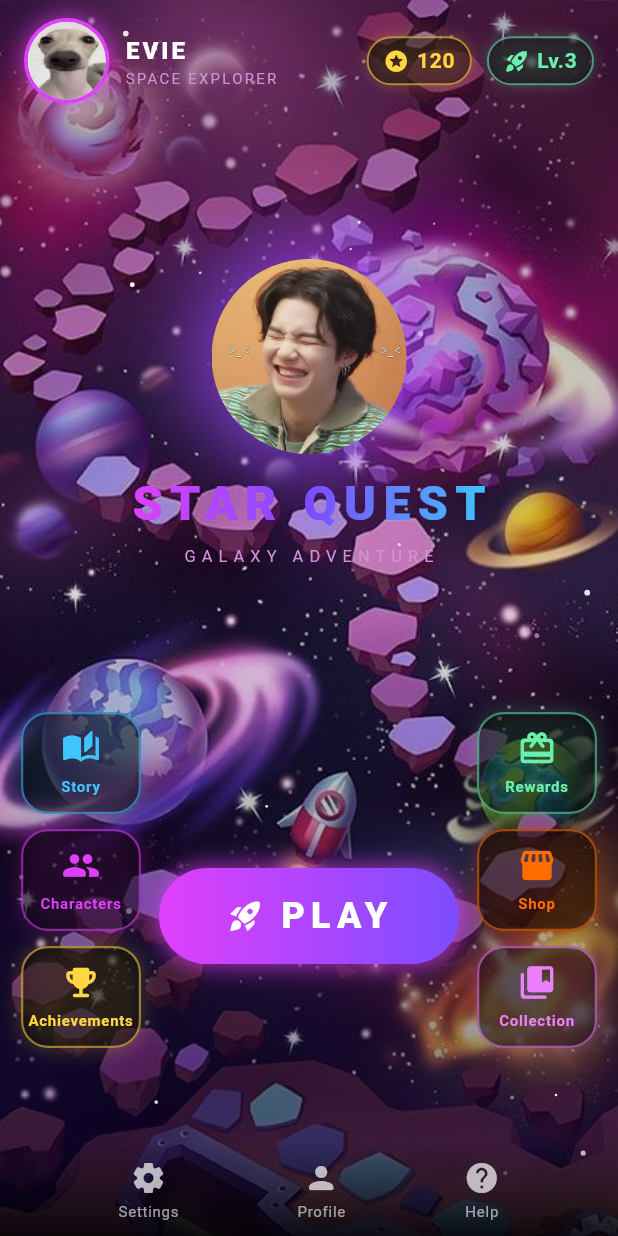
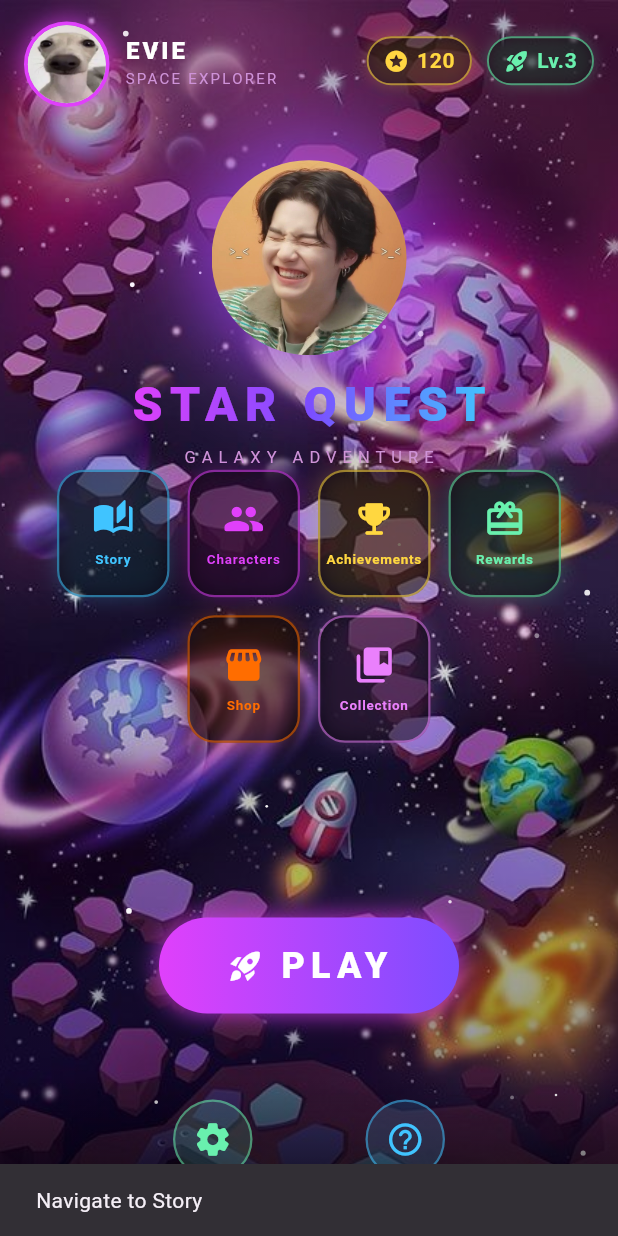
Before and after one commit to estebanMns/juego_movil, a Flutter app: the Lobby screen opened directly, after a tap on "Story", on a phone screen of 412 x 824 dp. Run offline on Flutter 3.47's test engine with Material 3 defaults, Android fonts, the phone set to English and light mode, and no system bars; our stand-ins replace get.

Commit message:
se cambio diseño de lobby

```diff
--- a/juego_movil/lib/src/pages/Lobby.dart
+++ b/juego_movil/lib/src/pages/Lobby.dart
@@ -13,14 +13,9 @@ class Lobby extends StatefulWidget {
 }
 
 class _LobbyState extends State<Lobby> with TickerProviderStateMixin {
-  // Ambient floating animation
   late AnimationController _floatController;
   late Animation<double> _floatAnim;
-
-  // Star twinkle
   late AnimationController _twinkleController;
-
-  // Title glow pulse
   late AnimationController _glowController;
   late Animation<double> _glowAnim;
 
@@ -58,6 +53,14 @@ class _LobbyState extends State<Lobby> with TickerProviderStateMixin {
     super.dispose();
   }
 
+  void _navigateToPlayerProfile() {
+    // TODO: Importar y navegar a PlayerProfileScreen
+    // Navigator.push(context, MaterialPageRoute(builder: (_) => const PlayerProfileScreen()));
+    ScaffoldMessenger.of(context).showSnackBar(
+      const SnackBar(content: Text('Navegar a Player Profile')),
+    );
+  }
+
   @override
   Widget build(BuildContext context) {
     final size = MediaQuery.of(context).size;
@@ -65,7 +68,7 @@ class _LobbyState extends State<Lobby> with TickerProviderStateMixin {
     return Scaffold(
       body: Stack(
         children: [
-          // ── Background ──────────────────────────────
+          // Background
           Positioned.fill(
             child: Image.asset(
               'assets/images/fondo_espacio.jpg',
@@ -73,7 +76,7 @@ class _LobbyState extends State<Lobby> with TickerProviderStateMixin {
             ),
           ),
 
-          // Dark overlay for readability
+          // Dark overlay
           Positioned.fill(
             child: Container(
               decoration: const BoxDecoration(
@@ -90,71 +93,61 @@ class _LobbyState extends State<Lobby> with TickerProviderStateMixin {
             ),
           ),
 
-          // ── Star particles ───────────────────────────
-          ...List.generate(28, (i) => _StarParticle(index: i, controller: _twinkleController)),
+          // Star particles
+          ...List.generate(28, (i) => StarParticle(index: i, controller: _twinkleController)),
 
-          // ── Top HUD ─────────────────────────────────
+          // Top HUD
           Positioned(
             top: MediaQuery.of(context).padding.top + 12,
             left: 16,
             right: 16,
-            child: _TopHud(floatAnim: _floatAnim),
+            child: TopHud(
+              floatAnim: _floatAnim,
+              onAvatarTap: _navigateToPlayerProfile,
+            ),
           ),
 
-          // ── Floating rocket / hero center ───────────
+          // Floating rocket
           Positioned(
-            top: size.height * 0.20,
+            top: size.height * 0.12,
             left: 0,
             right: 0,
             child: AnimatedBuilder(
               animation: _floatAnim,
               builder: (_, __) => Transform.translate(
                 offset: Offset(0, _floatAnim.value),
-                child: _HeroRocket(),
+                child: const HeroRocket(),
               ),
             ),
           ),
 
-          // ── PLAY button (giant, center) ──────────────
+          // Center menu icons
           Positioned(
-            bottom: size.height * 0.22,
+            top: size.height * 0.38,
+            left: 0,
+            right: 0,
+            child: const CenterMenuIcons(),
+          ),
+
+          // PLAY button
+          Positioned(
+            bottom: size.height * 0.18,
             left: 0,
             right: 0,
             child: Center(
               child: AnimatedBuilder(
                 animation: _glowAnim,
-                builder: (_, __) => _PlayButton(glowRadius: _glowAnim.value),
+                builder: (_, __) => PlayButton(glowRadius: _glowAnim.value),
               ),
             ),
           ),
 
-          // ── Side-menu buttons (left) ─────────────────
-          Positioned(
-            left: 14,
-            bottom: size.height * 0.14,
-            child: _SideMenu(
-              buttons: const ['Story', 'Characters', 'Achievements'],
-              onTaps: [() {}, () {}, () {}],
-            ),
-          ),
-
-          // ── Side-menu buttons (right) ────────────────
-          Positioned(
-            right: 14,
-            bottom: size.height * 0.14,
-            child: _SideMenu(
-              buttons: const ['Rewards', 'Shop', 'Collection'],
-              onTaps: [() {}, () {}, () {}],
-              alignRight: true,
-            ),
-          ),
-
-          // ── Bottom bar ───────────────────────────────
+          // Bottom navigation bar
           Positioned(
             bottom: 0,
             left: 0,
             right: 0,
-            child: _BottomBar(),
+            child: const BottomNavigationBarCustom(),
           ),
         ],
       ),
@@ -165,26 +158,44 @@ class _LobbyState extends State<Lobby> with TickerProviderStateMixin {
 // ─────────────────────────────────────────────
 //  TOP HUD
 // ─────────────────────────────────────────────
-class _TopHud extends StatelessWidget {
+class TopHud extends StatelessWidget {
   final Animation<double> floatAnim;
-  const _TopHud({required this.floatAnim});
+  final VoidCallback onAvatarTap;
+
+  const TopHud({
+    super.key,
+    required this.floatAnim,
+    required this.onAvatarTap,
+  });
 
   @override
   Widget build(BuildContext context) {
-    return Row(
+    return GestureDetector(
+      onTap: onAvatarTap,
+      child: Row(
         children: [
-        // Avatar
-        Container(
+          // Avatar clickable
+          AnimatedBuilder(
+            animation: floatAnim,
+            builder: (_, __) => Transform.translate(
+              offset: Offset(0, floatAnim.value * 0.3),
+              child: Container(
                 decoration: BoxDecoration(
                   shape: BoxShape.circle,
                   border: Border.all(color: const Color(0xFFE040FB), width: 2.5),
                   boxShadow: [
-              BoxShadow(color: const Color(0xFFE040FB).withValues(alpha: 0.6), blurRadius: 12, spreadRadius: 2),
+                    BoxShadow(
+                      color: const Color(0xFFE040FB).withValues(alpha: 0.6),
+                      blurRadius: 12,
+                      spreadRadius: 2,
+                    ),
                   ],
                 ),
                 child: const CircleAvatar(
                   radius: 26,
                   backgroundImage: AssetImage('assets/images/avatar.jpg'),
+                ),
+              ),
             ),
           ),
           const SizedBox(width: 10),
@@ -212,20 +223,27 @@ class _TopHud extends StatelessWidget {
           ),
           const Spacer(),
           // Coins
-        _HudBadge(icon: Icons.stars_rounded, value: '120', color: const Color(0xFFFFD740)),
+          HudBadge(icon: Icons.stars_rounded, value: '120', color: const Color(0xFFFFD740)),
           const SizedBox(width: 10),
           // Level
-        _HudBadge(icon: Icons.rocket_launch_rounded, value: 'Lv.3', color: const Color(0xFF69F0AE)),
+          HudBadge(icon: Icons.rocket_launch_rounded, value: 'Lv.3', color: const Color(0xFF69F0AE)),
         ],
+      ),
     );
   }
 }
 
-class _HudBadge extends StatelessWidget {
+class HudBadge extends StatelessWidget {
   final IconData icon;
   final String value;
   final Color color;
-  const _HudBadge({required this.icon, required this.value, required this.color});
+
+  const HudBadge({
+    super.key,
+    required this.icon,
+    required this.value,
+    required this.color,
+  });
 
   @override
   Widget build(BuildContext context) {
@@ -260,21 +278,29 @@ class _HudBadge extends StatelessWidget {
 // ─────────────────────────────────────────────
 //  HERO ROCKET
 // ─────────────────────────────────────────────
-class _HeroRocket extends StatelessWidget {
+class HeroRocket extends StatelessWidget {
+  const HeroRocket({super.key});
+
   @override
   Widget build(BuildContext context) {
-    return Center(
-      child: Column(
+    return Column(
       children: [
-          // Glow ring around the rocket
         Container(
           width: 130,
           height: 130,
           decoration: BoxDecoration(
             shape: BoxShape.circle,
             boxShadow: [
-                BoxShadow(color: const Color(0xFF7C4DFF).withValues(alpha: 0.55), blurRadius: 40, spreadRadius: 10),
-                BoxShadow(color: const Color(0xFFE040FB).withValues(alpha: 0.30), blurRadius: 60, spreadRadius: 20),
+              BoxShadow(
+                color: const Color(0xFF7C4DFF).withValues(alpha: 0.55),
+                blurRadius: 40,
+                spreadRadius: 10,
+              ),
+              BoxShadow(
+                color: const Color(0xFFE040FB).withValues(alpha: 0.30),
+                blurRadius: 60,
+                spreadRadius: 20,
+              ),
             ],
           ),
           child: ClipOval(
@@ -285,7 +311,6 @@ class _HeroRocket extends StatelessWidget {
           ),
         ),
         const SizedBox(height: 10),
-          // Planet / title subtitle
         ShaderMask(
           shaderCallback: (bounds) => const LinearGradient(
             colors: [Color(0xFFE040FB), Color(0xFF7C4DFF), Color(0xFF40C4FF)],
@@ -310,23 +335,137 @@ class _HeroRocket extends StatelessWidget {
           ),
         ),
       ],
+    );
+  }
+}
+
+// ─────────────────────────────────────────────
+//  CENTER MENU ICONS
+// ─────────────────────────────────────────────
+class CenterMenuIcons extends StatelessWidget {
+  const CenterMenuIcons({super.key});
+
+  @override
+  Widget build(BuildContext context) {
+    final menuItems = const [
+      MenuItemData(label: 'Story', icon: Icons.auto_stories_rounded, color: Color(0xFF40C4FF)),
+      MenuItemData(label: 'Characters', icon: Icons.people_rounded, color: Color(0xFFE040FB)),
+      MenuItemData(label: 'Achievements', icon: Icons.emoji_events_rounded, color: Color(0xFFFFD740)),
+      MenuItemData(label: 'Rewards', icon: Icons.card_giftcard_rounded, color: Color(0xFF69F0AE)),
+      MenuItemData(label: 'Shop', icon: Icons.storefront_rounded, color: Color(0xFFFF6D00)),
+      MenuItemData(label: 'Collection', icon: Icons.collections_bookmark_rounded, color: Color(0xFFEA80FC)),
+    ];
+
+    return Padding(
+      padding: const EdgeInsets.symmetric(horizontal: 20),
+      child: Wrap(
+        alignment: WrapAlignment.center,
+        spacing: 12,
+        runSpacing: 12,
+        children: menuItems.map((item) {
+          return MenuIconButton(item: item);
+        }).toList(),
+      ),
+    );
+  }
+}
+
+class MenuItemData {
+  final String label;
+  final IconData icon;
+  final Color color;
+
+  const MenuItemData({
+    required this.label,
+    required this.icon,
+    required this.color,
+  });
+}
+
+class MenuIconButton extends StatefulWidget {
+  final MenuItemData item;
+
+  const MenuIconButton({super.key, required this.item});
+
+  @override
+  State<MenuIconButton> createState() => _MenuIconButtonState();
+}
+
+class _MenuIconButtonState extends State<MenuIconButton> with SingleTickerProviderStateMixin {
+  late AnimationController _ctrl;
+  late Animation<double> _scale;
+
+  @override
+  void initState() {
+    super.initState();
+    _ctrl = AnimationController(vsync: this, duration: const Duration(milliseconds: 120));
+    _scale = Tween<double>(begin: 1.0, end: 0.88).animate(_ctrl);
+  }
+
+  @override
+  void dispose() {
+    _ctrl.dispose();
+    super.dispose();
+  }
+
+  @override
+  Widget build(BuildContext context) {
+    return GestureDetector(
+      onTapDown: (_) => _ctrl.forward(),
+      onTapUp: (_) => _ctrl.reverse(),
+      onTapCancel: () => _ctrl.reverse(),
+      onTap: () {
+        ScaffoldMessenger.of(context).showSnackBar(
+          SnackBar(content: Text('Navigate to ${widget.item.label}')),
+        );
+      },
+      child: ScaleTransition(
+        scale: _scale,
+        child: Container(
+          width: 75,
+          height: 85,
+          decoration: BoxDecoration(
+            borderRadius: BorderRadius.circular(18),
+            color: Colors.black.withValues(alpha: 0.50),
+            border: Border.all(color: widget.item.color.withValues(alpha: 0.55), width: 1.5),
+            boxShadow: [BoxShadow(color: widget.item.color.withValues(alpha: 0.25), blurRadius: 12)],
+          ),
+          child: Column(
+            mainAxisAlignment: MainAxisAlignment.center,
+            children: [
+              Icon(widget.item.icon, color: widget.item.color, size: 28),
+              const SizedBox(height: 6),
+              Text(
+                widget.item.label,
+                textAlign: TextAlign.center,
+                style: TextStyle(
+                  color: widget.item.color,
+                  fontSize: 9,
+                  fontWeight: FontWeight.bold,
+                  letterSpacing: 0.5,
+                ),
+              ),
+            ],
+          ),
+        ),
       ),
     );
   }
 }
 
 // ─────────────────────────────────────────────
-//  BIG PLAY BUTTON
+//  PLAY BUTTON
 // ─────────────────────────────────────────────
-class _PlayButton extends StatefulWidget {
+class PlayButton extends StatefulWidget {
   final double glowRadius;
-  const _PlayButton({required this.glowRadius});
+
+  const PlayButton({super.key, required this.glowRadius});
 
   @override
-  State<_PlayButton> createState() => _PlayButtonState();
+  State<PlayButton> createState() => _PlayButtonState();
 }
 
-class _PlayButtonState extends State<_PlayButton> with SingleTickerProviderStateMixin {
+class _PlayButtonState extends State<PlayButton> with SingleTickerProviderStateMixin {
   late AnimationController _scaleCtrl;
   late Animation<double> _scaleAnim;
 
@@ -371,9 +510,9 @@ class _PlayButtonState extends State<_PlayButton> with SingleTickerProviderState
               ),
             ],
           ),
-          child: Row(
+          child: const Row(
             mainAxisAlignment: MainAxisAlignment.center,
-            children: const [
+            children: [
               Icon(Icons.rocket_launch, color: Colors.white, size: 24),
               SizedBox(width: 10),
               Text(
@@ -394,54 +533,87 @@ class _PlayButtonState extends State<_PlayButton> with SingleTickerProviderState
 }
 
 // ─────────────────────────────────────────────
-//  SIDE MENU
+//  BOTTOM NAVIGATION BAR
 // ─────────────────────────────────────────────
-class _SideMenu extends StatelessWidget {
-  final List<String> buttons;
-  final List<VoidCallback> onTaps;
-  final bool alignRight;
-
-  const _SideMenu({
-    required this.buttons,
-    required this.onTaps,
-    this.alignRight = false,
-  });
+class BottomNavigationBarCustom extends StatelessWidget {
+  const BottomNavigationBarCustom({super.key});
 
   @override
   Widget build(BuildContext context) {
-    return Column(
-      crossAxisAlignment: alignRight ? CrossAxisAlignment.end : CrossAxisAlignment.start,
-      mainAxisSize: MainAxisSize.min,
-      children: List.generate(buttons.length, (i) {
-        return Padding(
-          padding: const EdgeInsets.only(bottom: 10),
-          child: _SideButton(label: buttons[i], onTap: onTaps[i], alignRight: alignRight),
+    return Container(
+      padding: EdgeInsets.only(
+        bottom: MediaQuery.of(context).padding.bottom + 16,
+        top: 16,
+        left: 40,
+        right: 40,
+      ),
+      decoration: BoxDecoration(
+        gradient: LinearGradient(
+          begin: Alignment.bottomCenter,
+          end: Alignment.topCenter,
+          colors: [
+            Colors.black.withValues(alpha: 0.90),
+            Colors.black.withValues(alpha: 0.40),
+            Colors.transparent,
+          ],
+        ),
+      ),
+      child: Row(
+        mainAxisAlignment: MainAxisAlignment.spaceEvenly,
+        children: [
+          BottomNavItem(
+            icon: Icons.settings_rounded,
+            label: 'Settings',
+            color: const Color(0xFF69F0AE),
+            onTap: () {
+              ScaffoldMessenger.of(context).showSnackBar(
+                const SnackBar(content: Text('Open Settings')),
               );
-      }),
+            },
+          ),
+          BottomNavItem(
+            icon: Icons.help_outline_rounded,
+            label: 'Help',
+            color: const Color(0xFF40C4FF),
+            onTap: () {
+              ScaffoldMessenger.of(context).showSnackBar(
+                const SnackBar(content: Text('Open Help')),
+              );
+            },
+          ),
+        ],
+      ),
     );
   }
 }
 
-class _SideButton extends StatefulWidget {
+class BottomNavItem extends StatefulWidget {
+  final IconData icon;
   final String label;
+  final Color color;
   final VoidCallback onTap;
-  final bool alignRight;
 
-  const _SideButton({required this.label, required this.onTap, this.alignRight = false});
+  const BottomNavItem({
+    super.key,
+    required this.icon,
+    required this.label,
+    required this.color,
+    required this.onTap,
+  });
 
   @override
-  State<_SideButton> createState() => _SideButtonState();
+  State<BottomNavItem> createState() => _BottomNavItemState();
 }
 
-class _SideButtonState extends State<_SideButton> with SingleTickerProviderStateMixin {
+class _BottomNavItemState extends State<BottomNavItem> with SingleTickerProviderStateMixin {
   late AnimationController _ctrl;
   late Animation<double> _scale;
 
   @override
   void initState() {
     super.initState();
-    _ctrl = AnimationController(vsync: this, duration: const Duration(milliseconds: 120));
-    _scale = Tween<double>(begin: 1.0, end: 0.88).animate(_ctrl);
+    _ctrl = AnimationController(vsync: this, duration: const Duration(milliseconds: 150));
+    _scale = Tween<double>(begin: 1.0, end: 0.90).animate(_ctrl);
   }
 
   @override
@@ -450,29 +622,8 @@ class _SideButtonState extends State<_SideButton> with SingleTickerProviderState
     super.dispose();
   }
 
-  static const _icons = {
-    'Story': Icons.auto_stories_rounded,
-    'Characters': Icons.people_rounded,
-    'Achievements': Icons.emoji_events_rounded,
-    'Rewards': Icons.card_giftcard_rounded,
-    'Shop': Icons.storefront_rounded,
-    'Collection': Icons.collections_bookmark_rounded,
-  };
-
-  static const _colors = {
-    'Story': Color(0xFF40C4FF),
-    'Characters': Color(0xFFE040FB),
-    'Achievements': Color(0xFFFFD740),
-    'Rewards': Color(0xFF69F0AE),
-    'Shop': Color(0xFFFF6D00),
-    'Collection': Color(0xFFEA80FC),
-  };
-
   @override
   Widget build(BuildContext context) {
-    final color = _colors[widget.label] ?? Colors.white;
-    final icon = _icons[widget.label] ?? Icons.star;
-
     return GestureDetector(
       onTapDown: (_) => _ctrl.forward(),
       onTapUp: (_) => _ctrl.reverse(),
@@ -480,92 +631,30 @@ class _SideButtonState extends State<_SideButton> with SingleTickerProviderState
       onTap: widget.onTap,
       child: ScaleTransition(
         scale: _scale,
-        child: Container(
-          width: 80,
-          padding: const EdgeInsets.symmetric(vertical: 10),
-          decoration: BoxDecoration(
-            borderRadius: BorderRadius.circular(18),
-            color: Colors.black.withValues(alpha: 0.50),
-            border: Border.all(color: color.withValues(alpha: 0.55), width: 1.5),
-            boxShadow: [BoxShadow(color: color.withValues(alpha: 0.25), blurRadius: 12)],
-          ),
         child: Column(
           mainAxisSize: MainAxisSize.min,
           children: [
-              Icon(icon, color: color, size: 26),
-              const SizedBox(height: 5),
+            Container(
+              padding: const EdgeInsets.all(12),
+              decoration: BoxDecoration(
+                shape: BoxShape.circle,
+                color: widget.color.withValues(alpha: 0.15),
+                border: Border.all(color: widget.color.withValues(alpha: 0.5), width: 1.5),
+              ),
+              child: Icon(widget.icon, color: widget.color, size: 26),
+            ),
+            const SizedBox(height: 6),
             Text(
               widget.label,
-                textAlign: TextAlign.center,
               style: TextStyle(
-                  color: color,
-                  fontSize: 10,
-                  fontWeight: FontWeight.bold,
-                  letterSpacing: 0.5,
+                color: widget.color,
+                fontSize: 11,
+                fontWeight: FontWeight.w600,
+                letterSpacing: 0.8,
               ),
             ),
           ],
         ),
-        ),
-      ),
-    );
-  }
-}
-
-// ─────────────────────────────────────────────
-//  BOTTOM BAR
-// ─────────────────────────────────────────────
-class _BottomBar extends StatelessWidget {
-  @override
-  Widget build(BuildContext context) {
-    return Container(
-      padding: EdgeInsets.only(
-        bottom: MediaQuery.of(context).padding.bottom + 10,
-        top: 12,
-      ),
-      decoration: BoxDecoration(
-        gradient: LinearGradient(
-          begin: Alignment.bottomCenter,
-          end: Alignment.topCenter,
-          colors: [
-            Colors.black.withValues(alpha: 0.80),
-            Colors.transparent,
-          ],
-        ),
-      ),
-      child: Row(
-        mainAxisAlignment: MainAxisAlignment.spaceEvenly,
-        children: [
-          _BottomBarItem(icon: Icons.settings_rounded, label: 'Settings', onTap: () {}),
-          _BottomBarItem(icon: Icons.person_rounded, label: 'Profile', onTap: () {}),
-          _BottomBarItem(icon: Icons.help_rounded, label: 'Help', onTap: () {}),
-        ],
-      ),
-    );
-  }
-}
-
-class _BottomBarItem extends StatelessWidget {
-  final IconData icon;
-  final String label;
-  final VoidCallback onTap;
-
-  const _BottomBarItem({required this.icon, required this.label, required this.onTap});
-
-  @override
-  Widget build(BuildContext context) {
-    return GestureDetector(
-      onTap: onTap,
-      child: Column(
-        mainAxisSize: MainAxisSize.min,
-        children: [
-          Icon(icon, color: Colors.white70, size: 24),
-          const SizedBox(height: 3),
-          Text(
-            label,
-            style: const TextStyle(color: Colors.white60, fontSize: 10, letterSpacing: 0.5),
-          ),
-        ],
       ),
     );
   }
@@ -574,11 +663,11 @@ class _BottomBarItem extends StatelessWidget {
 // ─────────────────────────────────────────────
 //  STAR PARTICLES
 // ─────────────────────────────────────────────
-class _StarParticle extends StatelessWidget {
+class StarParticle extends StatelessWidget {
   final int index;
   final AnimationController controller;
 
-  const _StarParticle({required this.index, required this.controller});
+  const StarParticle({super.key, required this.index, required this.controller});
 
   @override
   Widget build(BuildContext context) {
```
Lines whose indentation alone changed are shown as unchanged.
